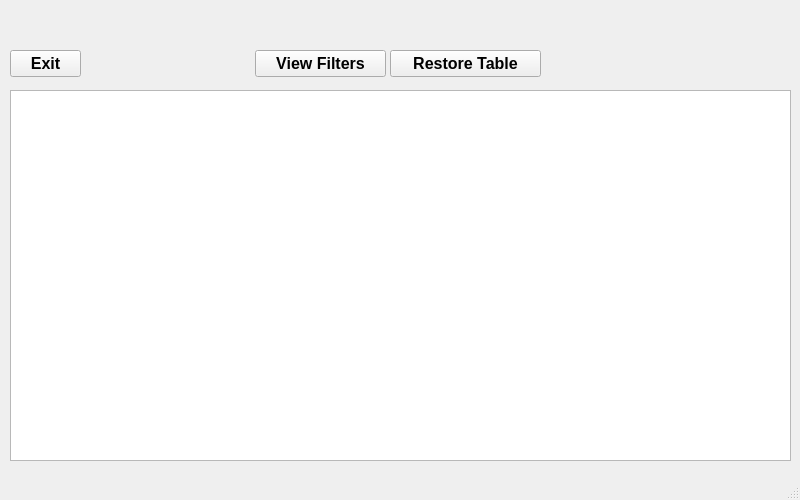
Qt form StadiumTourProject/mainwindow.ui (joeyCampbelll/CS1D-Project-2) before a commit.
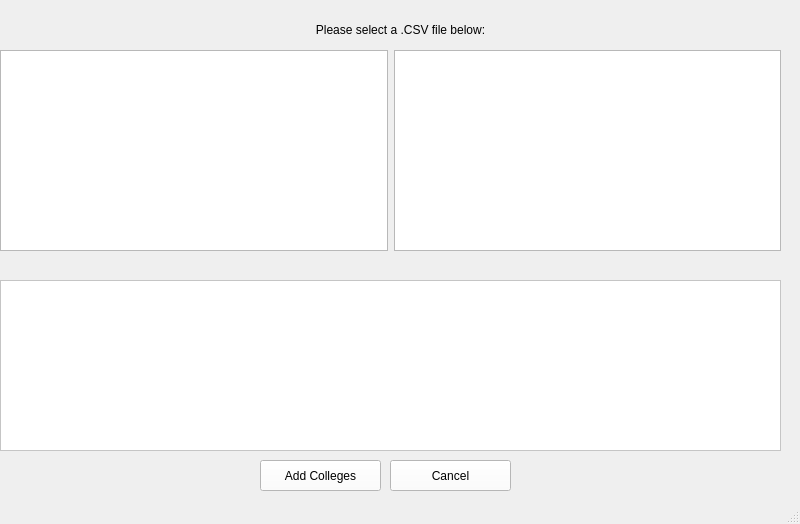
The same form after that commit.

Patch:
```diff
--- a/StadiumTourProject/mainwindow.ui
+++ b/StadiumTourProject/mainwindow.ui
@@ -7,7 +7,7 @@
     <x>0</x>
     <y>0</y>
     <width>800</width>
-    <height>500</height>
+    <height>524</height>
    </rect>
   </property>
   <property name="windowTitle">
@@ -17,14 +17,14 @@
    <widget class="QStackedWidget" name="stackedWidget">
     <property name="geometry">
      <rect>
-      <x>0</x>
-      <y>0</y>
+      <x>-10</x>
+      <y>10</y>
       <width>801</width>
       <height>481</height>
      </rect>
     </property>
     <property name="currentIndex">
-     <number>1</number>
+     <number>3</number>
     </property>
     <widget class="QWidget" name="mainPage">
      <widget class="QPushButton" name="adminButton">
@@ -308,6 +308,115 @@
       </property>
      </widget>
     </widget>
+    <widget class="QWidget" name="AdminStadiumsPage">
+     <widget class="QWidget" name="layoutWidget_2">
+      <property name="geometry">
+       <rect>
+        <x>10</x>
+        <y>40</y>
+        <width>781</width>
+        <height>201</height>
+       </rect>
+      </property>
+      <layout class="QHBoxLayout" name="horizontalLayout">
+       <item>
+        <widget class="QTreeView" name="treeView1"/>
+       </item>
+       <item>
+        <widget class="QListView" name="fileView1"/>
+       </item>
+      </layout>
+     </widget>
+     <widget class="QTableWidget" name="fileTable">
+      <property name="geometry">
+       <rect>
+        <x>10</x>
+        <y>270</y>
+        <width>781</width>
+        <height>171</height>
+       </rect>
+      </property>
+      <property name="autoFillBackground">
+       <bool>true</bool>
+      </property>
+      <property name="styleSheet">
+       <string notr="true">background-color: rgb(255, 255, 255)</string>
+      </property>
+     </widget>
+     <widget class="QPushButton" name="addButt">
+      <property name="geometry">
+       <rect>
+        <x>270</x>
+        <y>450</y>
+        <width>121</width>
+        <height>31</height>
+       </rect>
+      </property>
+      <property name="autoFillBackground">
+       <bool>false</bool>
+      </property>
+      <property name="styleSheet">
+       <string notr="true">background-color: rgb(255, 255, 255)</string>
+      </property>
+      <property name="text">
+       <string>Add Colleges</string>
+      </property>
+     </widget>
+     <widget class="QPushButton" name="pushButton_cancel_2">
+      <property name="geometry">
+       <rect>
+        <x>400</x>
+        <y>450</y>
+        <width>121</width>
+        <height>31</height>
+       </rect>
+      </property>
+      <property name="autoFillBackground">
+       <bool>false</bool>
+      </property>
+      <property name="styleSheet">
+       <string notr="true">background-color: rgb(255, 255, 255)</string>
+      </property>
+      <property name="text">
+       <string>Cancel</string>
+      </property>
+     </widget>
+     <widget class="QLabel" name="ErrorLabel">
+      <property name="geometry">
+       <rect>
+        <x>10</x>
+        <y>240</y>
+        <width>781</width>
+        <height>31</height>
+       </rect>
+      </property>
+      <property name="autoFillBackground">
+       <bool>false</bool>
+      </property>
+      <property name="text">
+       <string/>
+      </property>
+      <property name="alignment">
+       <set>Qt::AlignCenter</set>
+      </property>
+     </widget>
+     <widget class="QLabel" name="label_4">
+      <property name="geometry">
+       <rect>
+        <x>20</x>
+        <y>10</y>
+        <width>781</width>
+        <height>20</height>
+       </rect>
+      </property>
+      <property name="text">
+       <string>Please select a .CSV file below:</string>
+      </property>
+      <property name="alignment">
+       <set>Qt::AlignCenter</set>
+      </property>
+     </widget>
+    </widget>
    </widget>
   </widget>
   <widget class="QStatusBar" name="statusbar"/>
```
